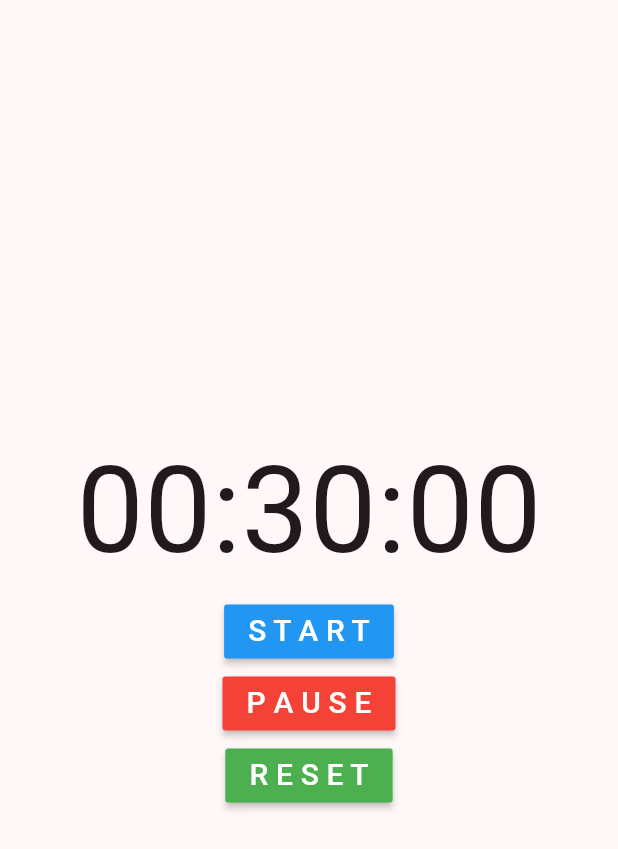
After one commit to wwu-cs450/Habit-Task-Tracker, a Flutter app: the TimerWidget screen opened directly, after a tap on "S T A R T", after a tap on "R E S E T", on a phone screen of 412 x 824 dp. The commit adds this screen. Shown: the top 849 px of the screen. Run offline on Flutter 3.47's test engine with Material 3 defaults, Android fonts, the phone set to English and light mode, and no system bars; our stand-ins replace flutter_local_notifications, flutter_timezone, logger, table_calendar, timezone; missing offline and left inert: duration, fuzzywuzzy, localstore.

Commit message:
Adding simple timer page

```diff
--- /dev/null
+++ b/habit_task_tracker/lib/timer.dart
@@ -0,0 +1,133 @@
+import 'dart:async';
+import 'package:flutter/material.dart';
+import 'habit.dart';
+
+class TimerPage extends StatefulWidget {
+  final List<Habit> habits;
+  const TimerPage({super.key, required this.habits});
+
+  @override
+  State<TimerPage> createState() => _TimerPageState();
+}
+
+class _TimerPageState extends State<TimerPage> {
+  @override
+  Widget build(BuildContext context) {
+    return Scaffold(
+      appBar: AppBar(title: const Text("Timer Page")),
+      body: Center(child: TimerWidget()),
+    );
+  }
+}
+
+class TimerWidget extends StatefulWidget {
+  const TimerWidget({super.key});
+
+  @override
+  State<TimerWidget> createState() => _TimerWidgetState();
+}
+
+class _TimerWidgetState extends State<TimerWidget> {
+  int _seconds = 0;
+  int _minutes = 30;
+  int _hours = 0;
+  Timer? _timer;
+  bool _isRunning = false;
+
+  void _startTimer() {
+    if (_isRunning) return;
+
+    setState(() {
+      _isRunning = true;
+    });
+
+    _timer = Timer.periodic(const Duration(seconds: 1), (timer) {
+      if (_hours == 0 && _minutes == 0 && _seconds == 0) {
+        timer.cancel();
+        setState(() {
+          _isRunning = false;
+        });
+        return;
+      }
+      setState(() {
+        _seconds--;
+        if (_seconds < 0) {
+          _seconds = 59;
+          _minutes--;
+          if (_minutes < 0) {
+            _minutes = 59;
+            _hours--;
+          }
+        }
+      });
+    });
+  }
+
+  void _pauseTimer() {
+    setState(() {
+      _isRunning = false;
+    });
+    _timer?.cancel();
+  }
+
+  void _resetTimer() {
+    setState(() {
+      _isRunning = false;
+      _seconds = 0;
+      _minutes = 30;
+      _hours = 0;
+    });
+    _timer?.cancel();
+  }
+
+  String _formatTime(int value) {
+    return value.toString().padLeft(2, '0');
+  }
+
+  @override
+  Widget build(BuildContext context) {
+    return Scaffold(
+      body: Center(
+        child: Column(
+          mainAxisAlignment: MainAxisAlignment.center,
+          children: [
+            Text(
+              "${_formatTime(_hours)}:${_formatTime(_minutes)}:${_formatTime(_seconds)}",
+              style: TextStyle(fontSize: 80),
+            ),
+            MaterialButton(
+              onPressed: () {
+                _startTimer();
+              },
+              color: Colors.blue,
+              child: Text(
+                "S T A R T",
+                style: TextStyle(color: Colors.white, fontSize: 20),
+              ),
+            ),
+            MaterialButton(
+              onPressed: () {
+                _pauseTimer();
+              },
+              color: Colors.red,
+              child: Text(
+                "P A U S E",
+                style: TextStyle(color: Colors.white, fontSize: 20),
+              ),
+            ),
+            MaterialButton(
+              onPressed: () {
+                _resetTimer();
+              },
+              color: Colors.green,
+              child: Text(
+                "R E S E T",
+                style: TextStyle(color: Colors.white, fontSize: 20),
+              ),
+            ),
+          ],
+        ),
+      ),
+    );
+  }
+}
```
Also changed, not shown: habit_task_tracker/lib/main.dart (+16 -0 lines).
